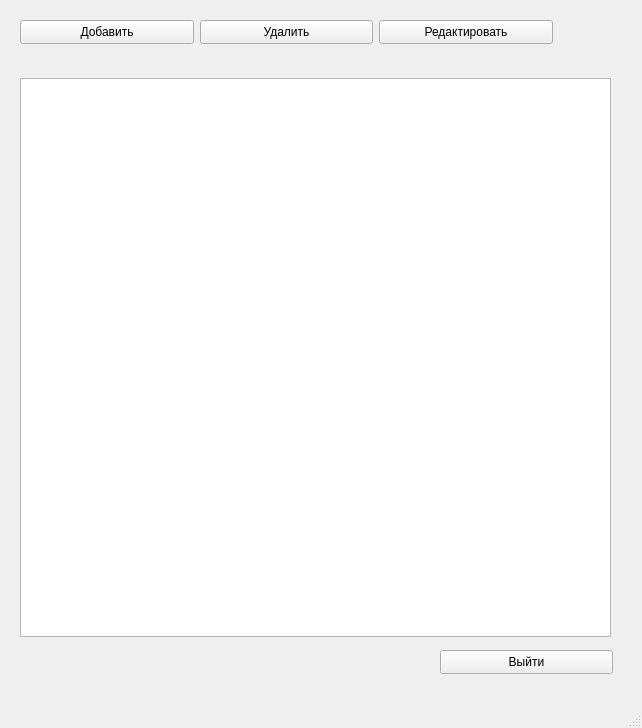
Old version of the form ui/edit_catalog.ui in the repository Th0rn-dev/training-planner-2.
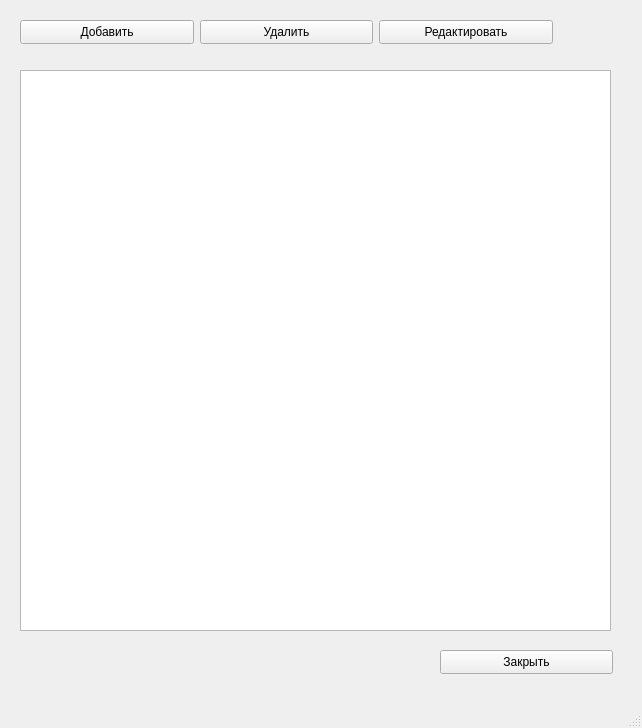
New version of the form.

Commit message: replaced ListView on TableView in catalog

Diff of the .ui file:
```diff
--- a/ui/edit_catalog.ui
+++ b/ui/edit_catalog.ui
@@ -27,16 +27,6 @@
      <string>Редактировать</string>
     </property>
    </widget>
-   <widget class="QListWidget" name="listWidget">
-    <property name="geometry">
-     <rect>
-      <x>20</x>
-      <y>78</y>
-      <width>591</width>
-      <height>559</height>
-     </rect>
-    </property>
-   </widget>
    <widget class="QPushButton" name="buttonExit">
     <property name="geometry">
      <rect>
@@ -47,7 +37,7 @@
      </rect>
     </property>
     <property name="text">
-     <string>Выйти</string>
+     <string>Закрыть</string>
     </property>
    </widget>
    <widget class="QPushButton" name="buttonAdd">
@@ -76,6 +66,16 @@
      <string>Удалить</string>
     </property>
    </widget>
+   <widget class="QTableView" name="tableView">
+    <property name="geometry">
+     <rect>
+      <x>20</x>
+      <y>70</y>
+      <width>591</width>
+      <height>561</height>
+     </rect>
+    </property>
+   </widget>
   </widget>
   <widget class="QMenuBar" name="menubar">
    <property name="geometry">
```
The commit also changes 2 other files.
